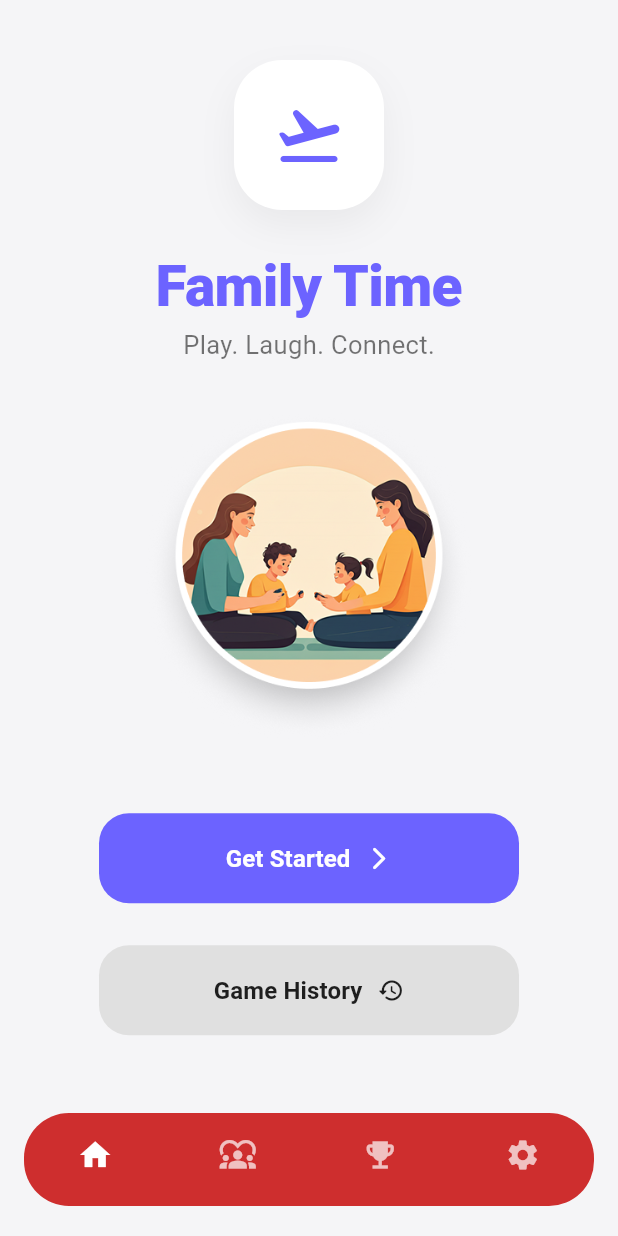
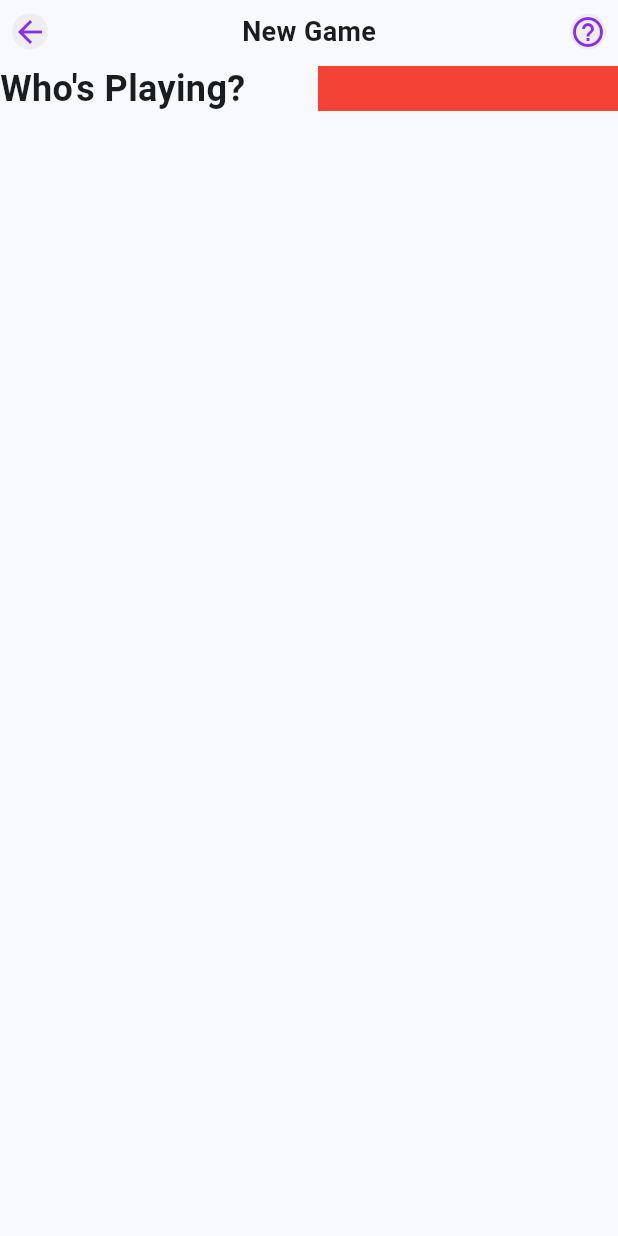
Before and after one commit to Dialawilson/family_time, a Flutter app: the screen it shows after launch, after a tap on "Get Started", on a phone screen of 412 x 824 dp. Run offline on Flutter 3.47's test engine with Material 3 defaults, Android fonts, the phone set to English and light mode, and no system bars; our stand-ins replace flutter_slidable; missing offline and left inert: wolt_modal_sheet.

Commit message:
head done

```diff
--- a/lib/screen/home/home.dart
+++ b/lib/screen/home/home.dart
@@ -1,5 +1,6 @@
+import 'package:family_time/screen/start/start.dart';
 import 'package:flutter/material.dart';
-
+// import 'package:family_time/screen/start/start.dart';
 import 'package:family_time/widgets/bottomnav.dart';
 
 // --- Mock AppColor (Replace with your actual import) ---
@@ -101,7 +102,11 @@ class HomeScreen extends StatelessWidget {
                         bgColor: AppColor.primary,
                         textColor: Colors.white,
                         icon: Icons.arrow_forward_ios_rounded,
-                        onPressed: () => print('Get Started Pressed'),
+                        onPressed: (){
+                          Navigator.push(context, MaterialPageRoute(builder: (context)=>StartScreen()));
+
+
+                        },
                       ),
                       const SizedBox(height: 12),
                       _buildButton(
--- /dev/null
+++ b/lib/screen/start/start.dart
@@ -0,0 +1,52 @@
+import 'package:family_time/constant/AppColor.dart';
+import 'package:family_time/widgets/head.dart';
+import 'package:flutter/material.dart';
+
+class StartScreen extends StatefulWidget {
+  const StartScreen({super.key});
+
+  @override
+  State<StartScreen> createState() => _StartScreenState();
+}
+
+class _StartScreenState extends State<StartScreen> {
+    int playerCount = 2; // Default player count
+    int selectedGameMode = 0; // Default game mode index
+
+    final List<String> gameModes=[
+        "most likely to",
+        "Deep Talk",
+        "Party Mode",
+        "Reaction",
+        "Story Builder"
+    ];
+  @override
+  Widget build(BuildContext context) {
+    return Scaffold(
+      body: Column(
+        children: [
+            const Header(),
+          Row(
+            mainAxisAlignment: MainAxisAlignment.spaceBetween,
+            children: [
+              Text(
+                "Who's Playing?",
+                style: TextStyle(fontSize: 24, fontWeight: FontWeight.w700),
+              ),
+              Container(
+                width: 200,
+                height: 30,
+                color: Colors.red,
+                child: Row(
+                  children: [
+
+                  ],
+                ),
+              ),
+            ],
+          ),
+        ],
+      ),
+    );
+  }
+}
--- /dev/null
+++ b/lib/widgets/head.dart
@@ -0,0 +1,40 @@
+import 'package:family_time/constant/AppColor.dart';
+import 'package:flutter/material.dart';
+
+class CircleIcon extends StatelessWidget {
+  final IconData icon;
+  const CircleIcon({super.key, required this.icon});
+
+  @override
+  Widget build(BuildContext context) {
+    return Container(
+      decoration: BoxDecoration(
+        shape: BoxShape.circle,
+        color: Colors.grey[200],
+      ),
+      child: Icon(icon, color: AppColor.primary,),
+    );
+  }
+}
+
+class Header extends StatelessWidget {
+  const Header({super.key});
+
+  @override
+  Widget build(BuildContext context) {
+    return Padding(
+      padding: const EdgeInsets.all(8.0),
+      child: Row(
+        mainAxisAlignment: MainAxisAlignment.spaceBetween,
+        children:  [
+          CircleIcon(icon: Icons.arrow_back, ),
+          Text(
+            "New Game",
+            style: TextStyle(fontSize: 18, fontWeight: FontWeight.bold),
+          ),
+          CircleIcon(icon: Icons.help_outline),
+        ],
+      ),
+    );
+  }
+}
```
